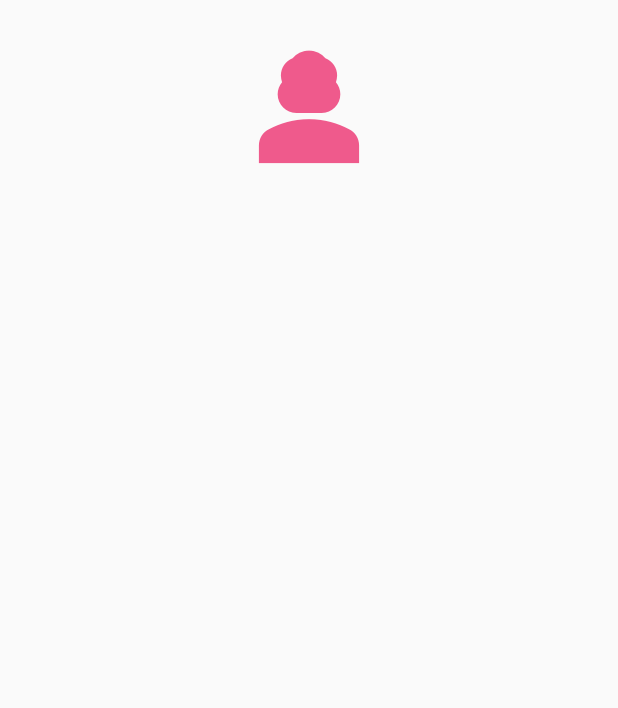
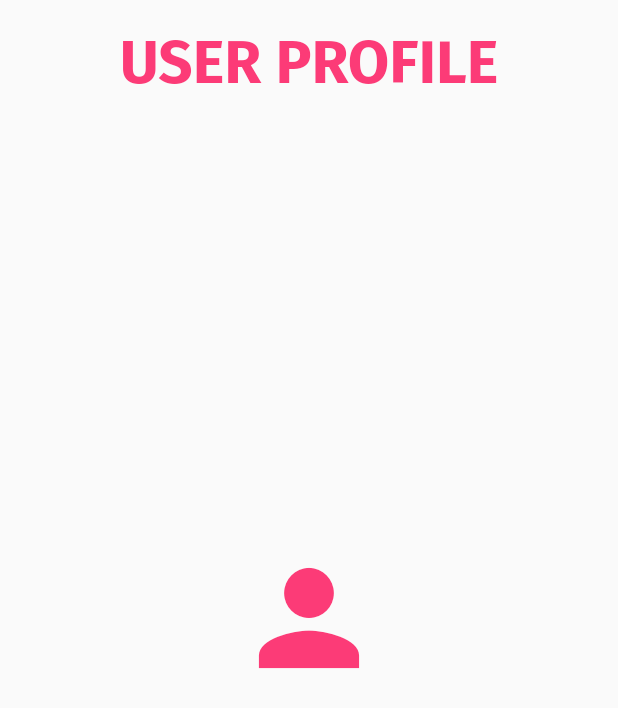
Before and after one commit to Pranis-s/Emergency_Notifier_System, a Flutter app: the ProfilePage screen opened directly, on a phone screen of 412 x 824 dp. Shown: the top 708 px of the screen. Run offline on Flutter 3.47's test engine with Material 2 defaults, Android fonts, the phone set to English and light mode, and no system bars; our stand-ins replace carousel_slider, cloud_firestore, contacts_service, firebase_auth, firebase_core, fluttertoast and 7 more; missing offline and left inert: background_sms, flutter_phone_direct_caller; accounts and stored records are empty.

Commit message:
Profile Page

```diff
--- a/lib/child/bottom_screens/profile_page.dart
+++ b/lib/child/bottom_screens/profile_page.dart
@@ -1,3 +1,4 @@
+import 'package:final_try/utils/constants.dart';
 import 'package:flutter/material.dart';
 
 class ProfilePage extends StatelessWidget {
@@ -7,18 +8,30 @@ class ProfilePage extends StatelessWidget {
   Widget build(BuildContext context) {
     return Scaffold(
         body: SafeArea(
-            child: Padding(
-      padding: const EdgeInsets.all(25.0),
-      child: Row(
-        mainAxisAlignment: MainAxisAlignment.center,
+      child: Stack(
         children: [
-          Icon(
-            Icons.person_3,
-            size: 100,
-            color: Color.fromARGB(255, 239, 90, 140),
-          )
+          Padding(
+            padding: const EdgeInsets.all(18.0),
+            child: Align(
+                alignment: Alignment.topCenter,
+                child: Text(
+                  'USER PROFILE',
+                  style: TextStyle(
+                    fontSize: 40,
+                    fontWeight: FontWeight.bold,
+                    color: primaryColor,
+                  ),
+                )),
+          ),
+          Align(
+              alignment: Alignment.center,
+              child: Icon(
+                Icons.person,
+                size: 100,
+                color: primaryColor,
+              ))
         ],
       ),
-    )));
+    ));
   }
 }
```
